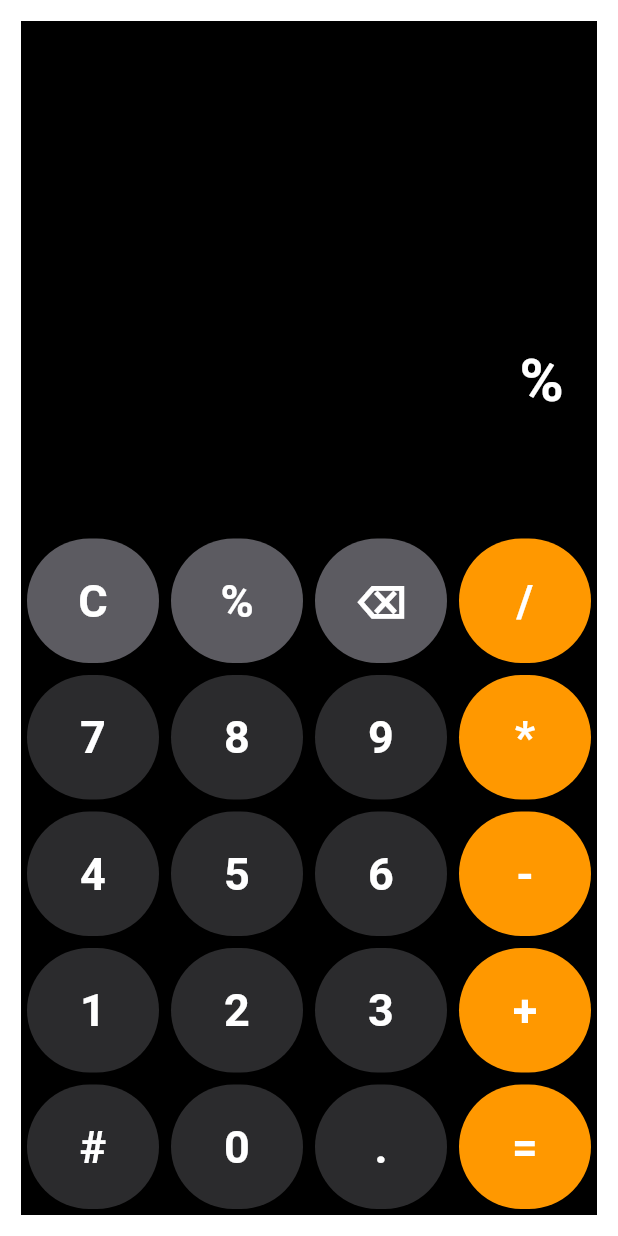
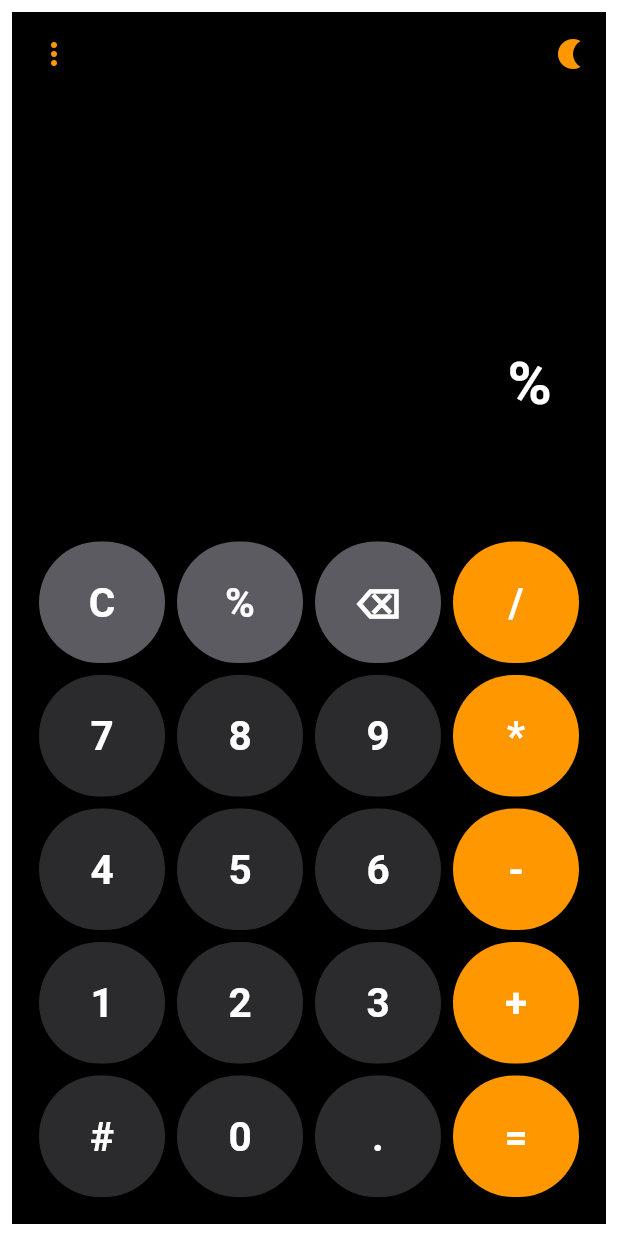
Before and after one commit to ammad-sajjad/calculator_App, a Flutter app: the screen it shows after launch, after a tap on an icon or button, on a phone screen of 412 x 824 dp. Run offline on Flutter 3.47's test engine with Material 3 defaults, Android fonts, the phone set to English and light mode, and no system bars; our stand-ins replace math_expressions, popover.

Commit message:
Added Dark Mode and Popup menu Feature

```diff
--- a/lib/main.dart
+++ b/lib/main.dart
@@ -1,26 +1,72 @@
+import 'package:calculator/menu.dart';
+import 'package:flutter/cupertino.dart';
 import 'package:flutter/material.dart';
+import 'package:flutter/widgets.dart';
 import 'package:math_expressions/math_expressions.dart';
+import 'package:popover/popover.dart';
 
 void main() {
   runApp(CalculatorApp());
 }
+ThemeData lightMode = ThemeData(
+  brightness: Brightness.light,
+  scaffoldBackgroundColor: Colors.white,
+  appBarTheme: AppBarTheme(
+    backgroundColor: Colors.white,
+    iconTheme: IconThemeData(color: Colors.black),
+  ),
+  textTheme: TextTheme(
+    bodyLarge: TextStyle(color: Colors.black),
+  ),
+);
 
-class CalculatorApp extends StatelessWidget {
+ThemeData darkMode = ThemeData(
+brightness: Brightness.dark,
+scaffoldBackgroundColor: Color(0xFF000000), // your black background
+appBarTheme: AppBarTheme(
+backgroundColor: Color(0xFF000000),
+iconTheme: IconThemeData(color: Colors.orange), // optional
+),
+    textTheme: TextTheme(
+bodyLarge: TextStyle(color: Colors.white),
+),
+);
+
+
+class CalculatorApp extends StatefulWidget {
+  @override
+  State<CalculatorApp> createState() => _CalculatorAppState();
+}
+  class _CalculatorAppState extends State<CalculatorApp>{
+    ThemeMode _themeMode = ThemeMode.dark;
+
+    void _toggleTheme(){
+      setState((){
+        _themeMode = _themeMode == ThemeMode.dark? ThemeMode.light : ThemeMode.dark;
+    });
+  }
+
    @override
    Widget build(BuildContext context) {
      return MaterialApp(
        title: 'Simple Calculator',
-      theme: ThemeData(primarySwatch: Colors.blue),
-      home: CalculatorHome(),
+       theme: lightMode,
+       darkTheme: darkMode,
+       themeMode: _themeMode,
+       home: CalculatorHome(onToggleTheme: _toggleTheme),
        debugShowCheckedModeBanner: false,
      );
    }
  }
 
+class CalculatorHome extends StatefulWidget {
+  final VoidCallback onToggleTheme;
 
-class CalculatorHome extends StatefulWidget {
+  const CalculatorHome({Key? key, required this.onToggleTheme}) : super(key: key);
+
   @override
   _CalculatorHomeState createState() => _CalculatorHomeState();
+
 }
 
 
@@ -86,12 +132,12 @@ class _CalculatorHomeState extends State<CalculatorHome> {
           onPressed: () => _onButtonPressed(value),
           style: ElevatedButton.styleFrom(
             backgroundColor: getButtonColor(value),
-            padding: EdgeInsets.all(20),            // optional: make buttons bigger
+            padding: EdgeInsets.all(21), // optional: make buttons bigger
             shape: RoundedRectangleBorder(          // optional: rounded corners
-              borderRadius: BorderRadius.circular(50),
+              borderRadius: BorderRadius.circular(55),
             ),
           ),
-          child: Text(value, style: TextStyle(fontSize: 30, fontWeight: FontWeight.bold,color: Colors.white)),
+          child: Text(value, style: TextStyle(fontSize: 27, fontWeight: FontWeight.bold,color: Colors.white)),
         ),
       ),
     );
@@ -106,13 +152,36 @@ class _CalculatorHomeState extends State<CalculatorHome> {
   @override
   Widget build(BuildContext context) {
     return Padding(
+      padding: const EdgeInsets.all(8.0),
+      child: Scaffold (
+        backgroundColor: Theme.of(context).scaffoldBackgroundColor,
+          appBar: AppBar(
+
+            leading: Builder(
+              builder: (context) {
+                return GestureDetector(
+                  onTap: () => showPopover(
+                      context: context,
+                      bodyBuilder: (context) => menuItem(),
+                  width: 250,
+                  height: 150,
+                  backgroundColor: Colors.orange.shade300,
+                  direction: PopoverDirection.bottom
+                  ),
+                  child: (Icon(Icons.more_vert,color: Colors.orange)),
+                );
+              }
+            ),
+            actions: [
+              IconButton(
+                onPressed: widget.onToggleTheme,
+                icon: Icon(Icons.nightlight),
+              )
+            ],
+          ),
+          body: Padding(
             padding: const EdgeInsets.all(14.0),
-      child: Scaffold (
-        backgroundColor: Color(0xFF000000),
-        appBar: AppBar(title: Text("",style: TextStyle(color: Colors.white)),
-          backgroundColor: Color(0xFF000000),
-        ),
-        body: Column(
+            child: Column(
               children: [
                 Expanded(
                   child: Container(
@@ -122,9 +191,9 @@ class _CalculatorHomeState extends State<CalculatorHome> {
                       mainAxisAlignment: MainAxisAlignment.end,
                       crossAxisAlignment: CrossAxisAlignment.end,
                       children: [
-                    Text(_input, style: TextStyle(fontSize: 40, color: Colors.white,fontWeight: FontWeight.bold)),
+                        Text(_input, style: TextStyle(color: Theme.of(context).textTheme.bodyLarge?.color,fontSize: 40,fontWeight: FontWeight.bold)),
                         SizedBox(height: 8),
-                    Text(_result, style: TextStyle(fontSize: 30, color: Colors.white)),
+                        Text(_result, style: TextStyle(color: Theme.of(context).textTheme.bodyLarge?.color,fontSize: 30)),
                       ],
                     ),
                   ),
@@ -137,6 +206,7 @@ class _CalculatorHomeState extends State<CalculatorHome> {
               ],
             ),
           ),
+      ),
     );
   }
 }
--- /dev/null
+++ b/lib/menu.dart
@@ -0,0 +1,29 @@
+import 'package:flutter/cupertino.dart';
+import 'package:flutter/material.dart';
+
+class menuItem extends StatelessWidget {
+  const menuItem({super.key});
+
+  @override
+  Widget build(BuildContext context) {
+    return Column(
+      children: [
+        Container(
+          height: 50,
+          color: Colors.orange[300],
+
+        ),
+
+        Container(
+          height: 50,
+          color: Colors.orange[200],
+        ),
+
+        Container(
+          height: 50,
+          color: Colors.orange[100],
+        ),
+      ],
+    );
+  }
+}
--- a/pubspec.yaml
+++ b/pubspec.yaml
@@ -36,6 +36,8 @@ dependencies:
   cupertino_icons: ^1.0.8
   math_expressions: ^3.0.0
   flutter_launcher_icons: ^0.14.4
+  popup_menu: ^2.1.0
+  popover: ^0.3.1
 
 
 dev_dependencies:
```
Also changed, not shown: pubspec.lock, 1 other file. Lines whose indentation alone changed are shown as unchanged.
